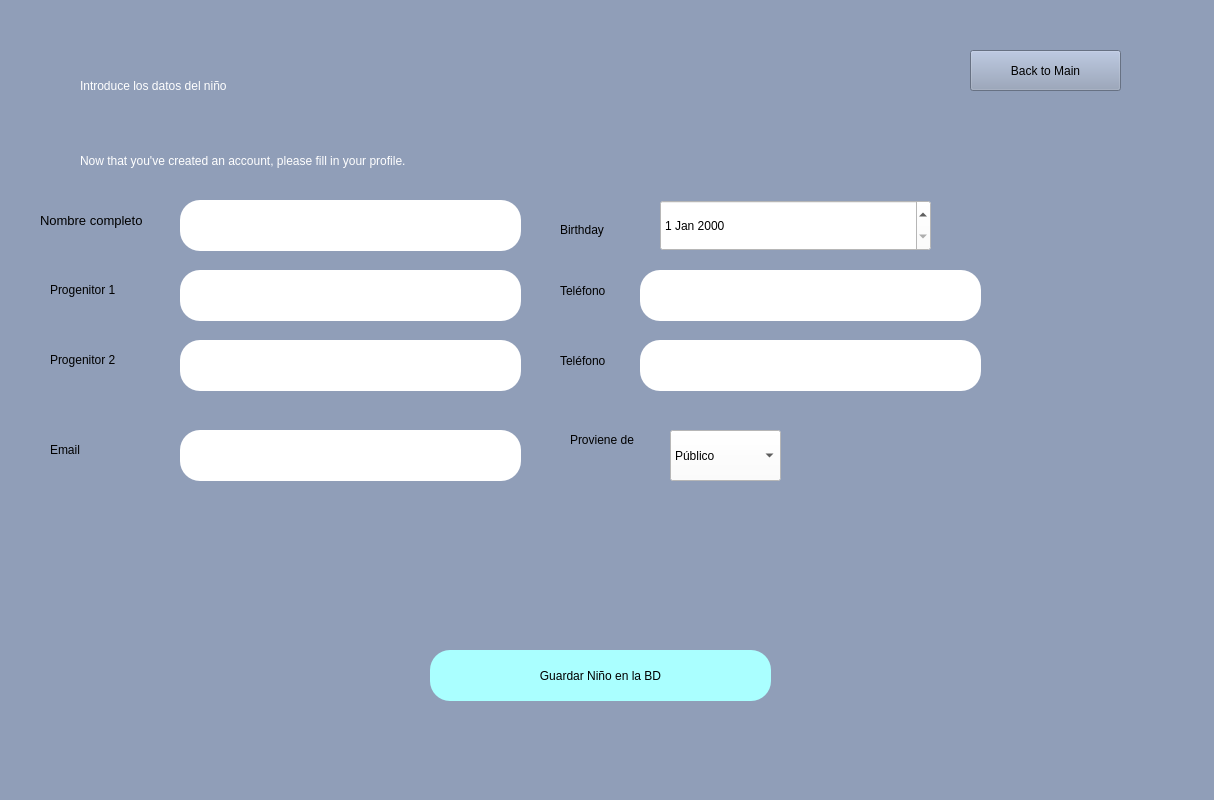
Qt form Createkid.ui (Doblepe/PAM-GUI) before a commit.
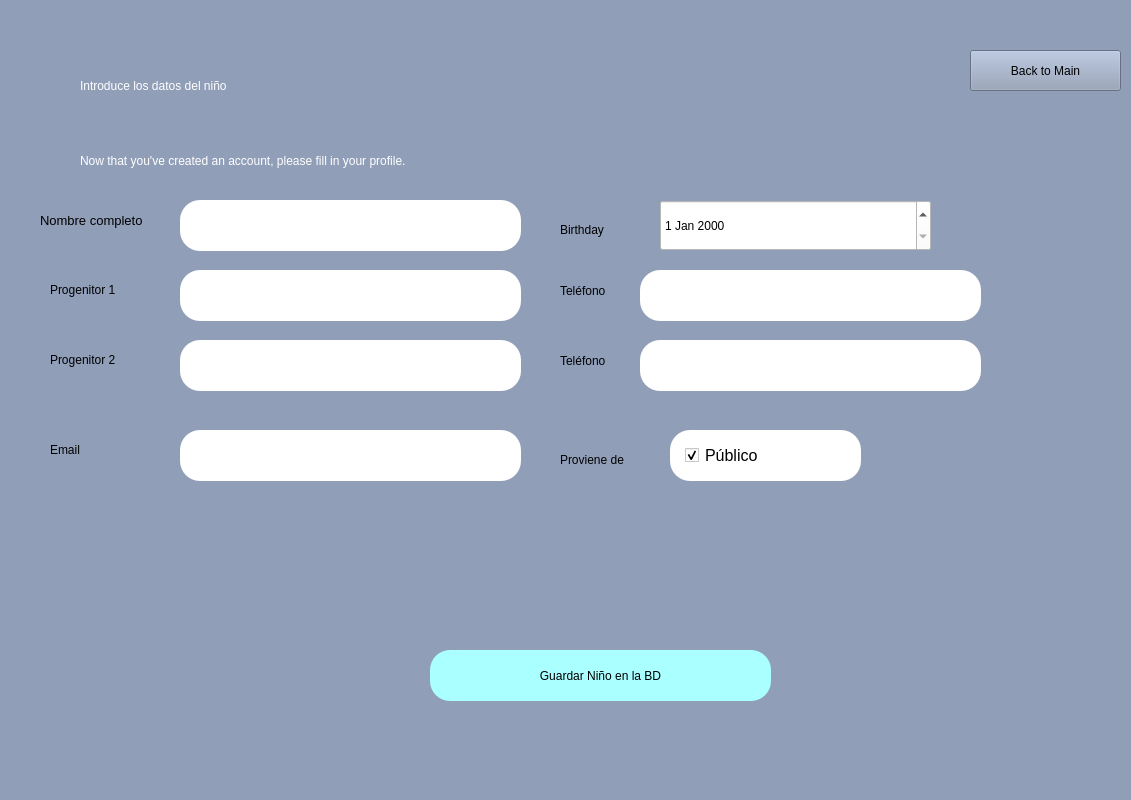
The same form after that commit.

Commit message: Three Screens

```diff
--- a/Createkid.ui
+++ b/Createkid.ui
@@ -6,7 +6,7 @@
    <rect>
     <x>0</x>
     <y>0</y>
-    <width>1214</width>
+    <width>1131</width>
     <height>800</height>
    </rect>
   </property>
@@ -226,38 +226,11 @@
      <string>Birthday</string>
     </property>
    </widget>
-   <widget class="QComboBox" name="comboBox">
-    <property name="geometry">
-     <rect>
-      <x>670</x>
-      <y>430</y>
-      <width>111</width>
-      <height>51</height>
-     </rect>
-    </property>
-    <property name="styleSheet">
-     <string notr="true">background-color:white;
-font: 12pt &quot;MS Shell Dlg 2&quot;;</string>
-    </property>
-    <property name="currentText">
-     <string>Público</string>
-    </property>
-    <item>
-     <property name="text">
-      <string>Público</string>
-     </property>
-    </item>
-    <item>
-     <property name="text">
-      <string>Privado</string>
-     </property>
-    </item>
-   </widget>
    <widget class="QLabel" name="label_8">
     <property name="geometry">
      <rect>
-      <x>570</x>
-      <y>430</y>
+      <x>560</x>
+      <y>450</y>
       <width>81</width>
       <height>20</height>
      </rect>
@@ -375,6 +348,37 @@
      <string>Back to Main</string>
     </property>
    </widget>
+   <widget class="QCheckBox" name="Public">
+    <property name="geometry">
+     <rect>
+      <x>670</x>
+      <y>430</y>
+      <width>191</width>
+      <height>51</height>
+     </rect>
+    </property>
+    <property name="font">
+     <font>
+      <family>MS Shell Dlg 2</family>
+      <pointsize>12</pointsize>
+      <weight>50</weight>
+      <italic>false</italic>
+      <bold>false</bold>
+     </font>
+    </property>
+    <property name="styleSheet">
+     <string notr="true">background-color:white;
+border-radius: 20px;
+font: 12pt &quot;MS Shell Dlg 2&quot;;
+padding-left: 15px</string>
+    </property>
+    <property name="text">
+     <string>Público</string>
+    </property>
+    <property name="checked">
+     <bool>true</bool>
+    </property>
+   </widget>
   </widget>
  </widget>
  <resources>
```
The commit also changes 7 other files.
